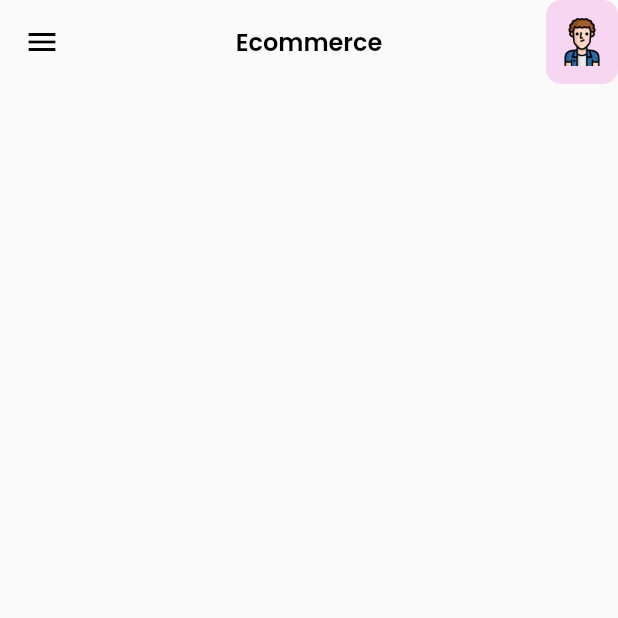
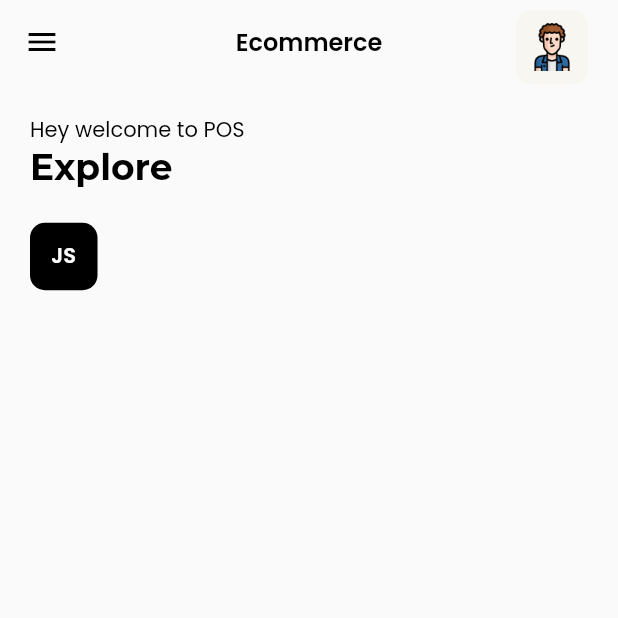
Before and after one commit to kamemia/e-commerce-pos, a Flutter app: the Dashboard screen opened directly, on a phone screen of 412 x 824 dp, the top half of it. Run offline on Flutter 3.47's test engine with Material 2 defaults, Android fonts, the phone set to English and light mode, and no system bars; our stand-ins replace firebase_core, flutter_otp_text_field, get, google_fonts; accounts and stored records are empty.

Commit message:
add firebase

```diff
--- a/lib/src/constants/colors.dart
+++ b/lib/src/constants/colors.dart
@@ -8,7 +8,7 @@ const tPrimaryColor = Color(0xFFFFE400);
 const tSecondaryColor = Color(0XFF272727);
 const tAccentColor = Color(0xFF001bff);
 
-const tCardBgColor = Color(0xFFF7D6F1);
+const tCardBgColor = Color(0xFFF7F6F1);
 const tWhiteColor = Color(0xFFFFFFFF);
 const tDarkColor = Color(0xFF000000);
 
--- a/lib/src/features/core/screens/dashboard/dashboard.dart
+++ b/lib/src/features/core/screens/dashboard/dashboard.dart
@@ -9,6 +9,8 @@ class Dashboard extends StatelessWidget {
 
   @override
   Widget build(BuildContext context) {
+    // Variables
+    final txtTheme = Theme.of(context).textTheme;
     return SafeArea(
       child: Scaffold(
         appBar: AppBar(
@@ -19,19 +21,54 @@ class Dashboard extends StatelessWidget {
           backgroundColor: Colors.transparent,
           actions: [
             Container(
+              margin: const EdgeInsets.only(right: 20, top: 7),
               decoration: BoxDecoration(
-                borderRadius: BorderRadius.circular(10),
-                color: tCardBgColor
-              ),
-              child: IconButton(onPressed: (){}, icon: const Image(image: AssetImage(tUserProfielImage))),
+                  borderRadius: BorderRadius.circular(10), color: tCardBgColor),
+              child: IconButton(
+                  onPressed: () {},
+                  icon: const Image(image: AssetImage(tUserProfielImage))),
             )
           ],
         ),
         body: SingleChildScrollView(
           child: Container(
             padding: const EdgeInsets.all(tDashboardPadding),
+            child: Column(
+              crossAxisAlignment: CrossAxisAlignment.start,
+              children: [
+                Text(tDashboardTitle, style: txtTheme.bodyText2),
+                Text(tDashboardHeading, style: txtTheme.headline2),
+                const SizedBox(height: tDashboardPadding),
+                // Container(
+                //   decoration: const BoxDecoration(border: Border(left: BorderSide(width: 4))),
+                //   padding: const EdgeInsets.symmetric(horizontal: 10, vertical: 5),
+                //   child: Row(
+                //     children: [
+                //       Text(tDashboardSearch, style: txtTheme.headline2,)
+                //   ]),
+                // ),
+
+                // Categories
+                SizedBox(
+                  width: 170,
+                  height: 50,
+                  child: Row(
+                    children: [
+                      Container(
+                        width: 45,
+                        height: 45,
+                        decoration: BoxDecoration(borderRadius: BorderRadius.circular(10),color: tDarkColor),
+                        child: Center(
+                          child: Text("JS", style: txtTheme.headline6?.apply(color: Colors.white),),
+                        ),
+                      )
+                    ],
+                  ),
+                )
+              ],
+            ),
           ),
-          ),
+        ),
       ),
     );
   }
--- a/pubspec.yaml
+++ b/pubspec.yaml
@@ -19,6 +19,7 @@ dependencies:
   flutter_otp_text_field: ^1.1.0+2
   liquid_swipe: ^3.0.0
   smooth_page_indicator: ^1.0.0+2
+  firebase_core: ^2.4.1
 
 dev_dependencies:
   flutter_test:
```
Also changed, not shown: lib/firebase_options.dart (added), pubspec.lock, 3 other files.
